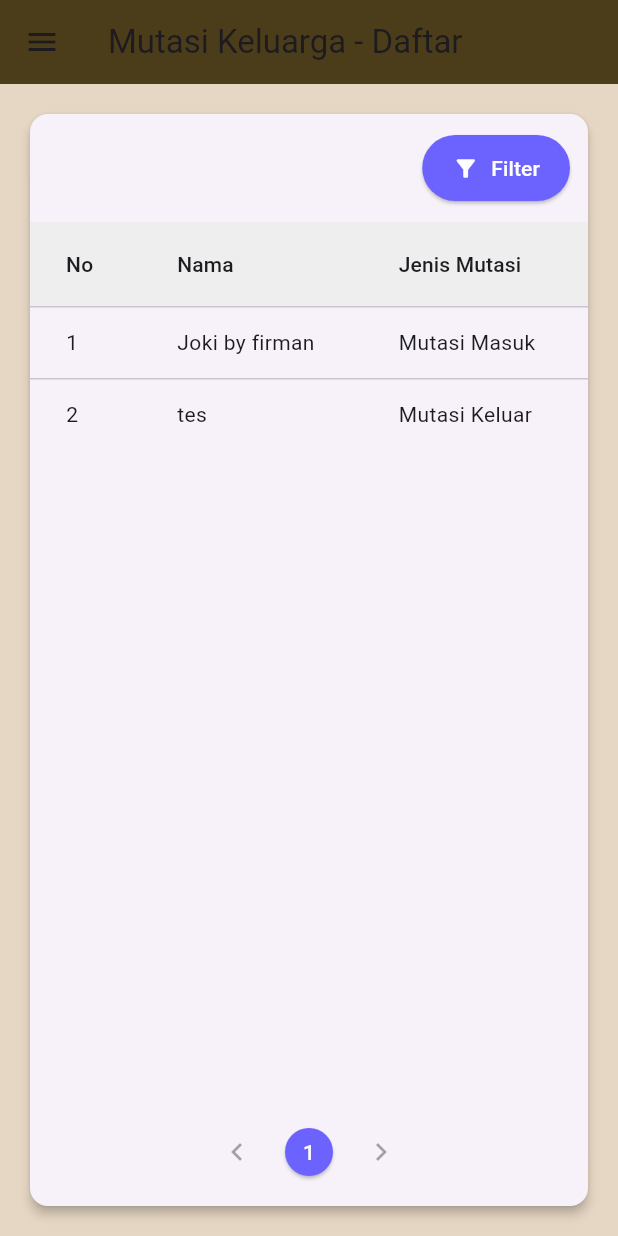
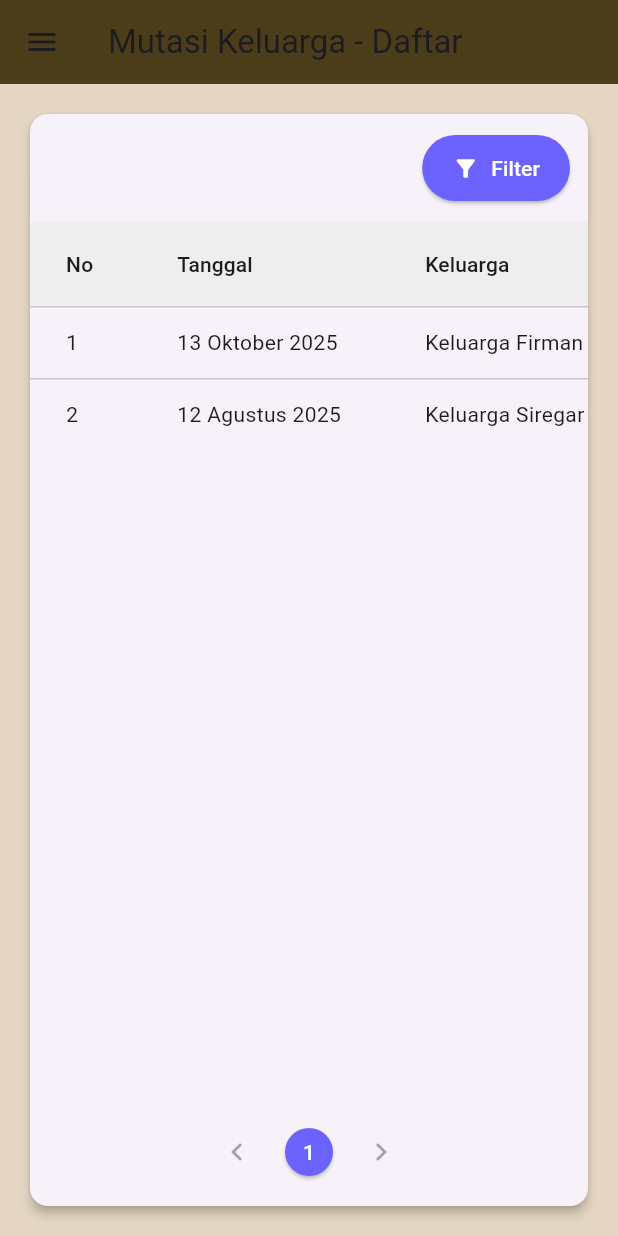
Before and after one commit to Ghetsa/UTS_Mobile_Kelompok3, a Flutter app: the DaftarMutasiPage screen opened by its route, on a phone screen of 412 x 824 dp. Run offline on Flutter 3.47's test engine with Material 3 defaults, Android fonts, the phone set to English and light mode, and no system bars.

Commit message:
Almost done Mutasi Keluarga

```diff
--- a/jawara_kelompok3/lib/MutasiKeluarga/Daftar/daftarMutasi.dart
+++ b/jawara_kelompok3/lib/MutasiKeluarga/Daftar/daftarMutasi.dart
@@ -9,17 +9,15 @@ class DaftarMutasiPage extends StatelessWidget {
     final List<Map<String, String>> mutasi = [
       {
         "no": "1",
-        "nama": "Joki by firman",
+        "tanggal": "13 Oktober 2025",
+        "keluarga": "Keluarga Firman",
         "jenis": "Mutasi Masuk",
-        "tanggal": "13 Oktober 2025",
-        "nominal": "Rp 49.999.997,00",
       },
       {
         "no": "2",
-        "nama": "tes",
+        "tanggal": "12 Agustus 2025",
+        "keluarga": "Keluarga Siregar",
         "jenis": "Mutasi Keluar",
-        "tanggal": "12 Agustus 2025",
-        "nominal": "Rp 10.000,00",
       },
     ];
 
@@ -66,10 +64,9 @@ class DaftarMutasiPage extends StatelessWidget {
                     ),
                     columns: const [
                       DataColumn(label: Text("No")),
-                      DataColumn(label: Text("Nama")),
+                      DataColumn(label: Text("Tanggal")),
+                      DataColumn(label: Text("Keluarga")),
                       DataColumn(label: Text("Jenis Mutasi")),
-                      DataColumn(label: Text("Tanggal")),
-                      DataColumn(label: Text("Nominal")),
                       DataColumn(label: Text("Aksi")),
                     ],
                     rows: mutasi
@@ -77,10 +74,9 @@ class DaftarMutasiPage extends StatelessWidget {
                           (item) => DataRow(
                             cells: [
                               DataCell(Text(item["no"]!)),
-                              DataCell(Text(item["nama"]!)),
+                              DataCell(Text(item["tanggal"]!)),
+                              DataCell(Text(item["keluarga"]!)),
                               DataCell(Text(item["jenis"]!)),
-                              DataCell(Text(item["tanggal"]!)),
-                              DataCell(Text(item["nominal"]!)),
                               DataCell(
                                 IconButton(
                                   icon: const Icon(Icons.more_horiz),
```
